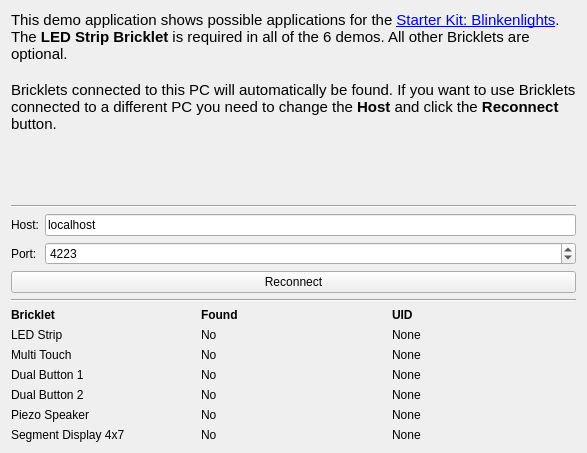
Above: demo/src/ui/setup.ui from Tinkerforge/blinkenlights before the change. Below: the same form after it.
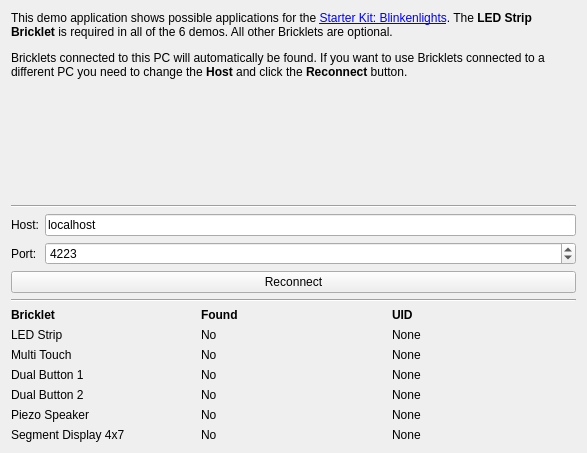
That is the form after the change.

Commit message:
demo: Remove fixed font size from UI texts
Fixed font sizes don't work properly cross platform. No specifying a
font size makes Qt automatically pick the right one for each platform.

```diff
--- a/demo/src/ui/setup.ui
+++ b/demo/src/ui/setup.ui
@@ -23,13 +23,9 @@
       </sizepolicy>
      </property>
      <property name="text">
-      <string>&lt;!DOCTYPE HTML PUBLIC &quot;-//W3C//DTD HTML 4.0//EN&quot; &quot;http://www.w3.org/TR/REC-html40/strict.dtd&quot;&gt;
-&lt;html&gt;&lt;head&gt;&lt;meta name=&quot;qrichtext&quot; content=&quot;1&quot; /&gt;&lt;style type=&quot;text/css&quot;&gt;
-p, li { white-space: pre-wrap; }
-&lt;/style&gt;&lt;/head&gt;&lt;body style=&quot; font-family:'Ubuntu'; font-size:11pt; font-weight:400; font-style:normal;&quot;&gt;
-&lt;p style=&quot; margin-top:0px; margin-bottom:0px; margin-left:0px; margin-right:0px; -qt-block-indent:0; text-indent:0px;&quot;&gt;This demo application shows possible applications for the &lt;a href=&quot;http://www.tinkerforge.com/en/doc/Kits/Blinkenlights/Blinkenlights.html&quot;&gt;&lt;span style=&quot; text-decoration: underline; color:#0000ff;&quot;&gt;Starter Kit: Blinkenlights&lt;/span&gt;&lt;/a&gt;. The &lt;span style=&quot; font-weight:600;&quot;&gt;LED Strip Bricklet&lt;/span&gt; is required in all of the 6 demos. All other Bricklets are optional.&lt;/p&gt;
-&lt;p style=&quot;-qt-paragraph-type:empty; margin-top:0px; margin-bottom:0px; margin-left:0px; margin-right:0px; -qt-block-indent:0; text-indent:0px;&quot;&gt;&lt;/p&gt;
-&lt;p style=&quot; margin-top:0px; margin-bottom:0px; margin-left:0px; margin-right:0px; -qt-block-indent:0; text-indent:0px;&quot;&gt;Bricklets connected to this PC will automatically be found. If you want to use Bricklets connected to a different PC you need to change the &lt;span style=&quot; font-weight:600;&quot;&gt;Host&lt;/span&gt; and click the &lt;span style=&quot; font-weight:600;&quot;&gt;Reconnect&lt;/span&gt; button.&lt;/p&gt;&lt;/body&gt;&lt;/html&gt;</string>
+      <string>&lt;p&gt;This demo application shows possible applications for the &lt;a href=&quot;http://www.tinkerforge.com/en/doc/Kits/Blinkenlights/Blinkenlights.html&quot;&gt;&lt;span style=&quot; text-decoration: underline; color:#0000ff;&quot;&gt;Starter Kit: Blinkenlights&lt;/span&gt;&lt;/a&gt;. The &lt;b&gt;LED Strip Bricklet&lt;/b&gt; is required in all of the 6 demos. All other Bricklets are optional.&lt;/p&gt;
+&lt;p&gt;&lt;/p&gt;
+&lt;p&gt;Bricklets connected to this PC will automatically be found. If you want to use Bricklets connected to a different PC you need to change the &lt;b&gt;Host&lt;/b&gt; and click the &lt;b&gt;Reconnect&lt;/b&gt; button.&lt;/p&gt;</string>
      </property>
      <property name="alignment">
       <set>Qt::AlignLeading|Qt::AlignLeft|Qt::AlignTop</set>
```
The commit also changes 6 other files.
